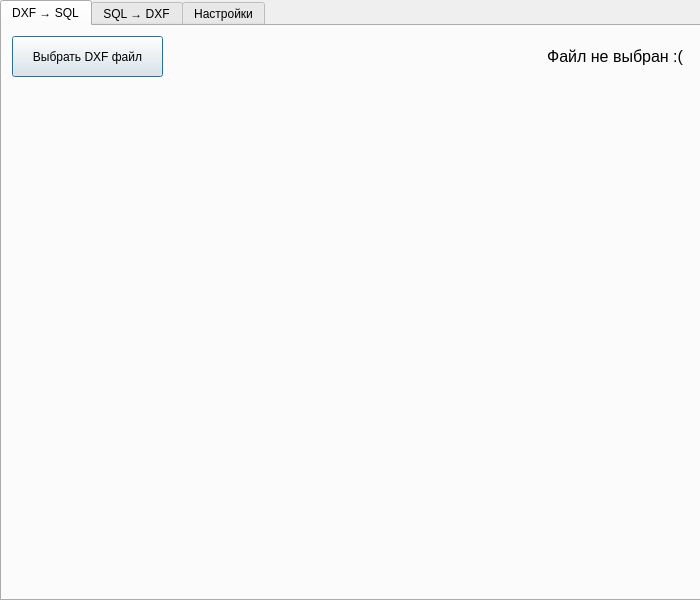
The window that Dxf_Pgsql_Converter_Dialog_Base.ui (Comanda-A/DXF-PostGIS-Converter) describes before a commit, drawn with Qt 5.
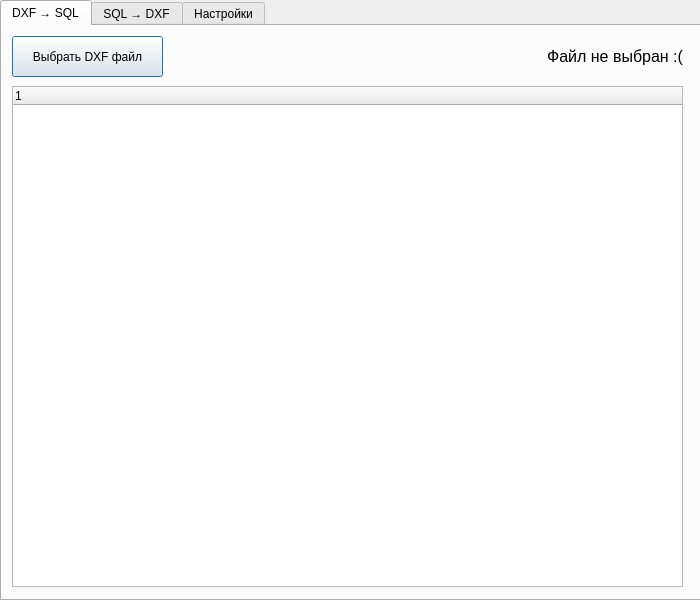
The same window after the commit.

Patch:
```diff
--- a/Dxf_Pgsql_Converter_Dialog_Base.ui
+++ b/Dxf_Pgsql_Converter_Dialog_Base.ui
@@ -69,6 +69,21 @@
       <set>Qt::AlignRight|Qt::AlignTrailing|Qt::AlignVCenter</set>
      </property>
     </widget>
+    <widget class="QTreeWidget" name="treeWidget">
+     <property name="geometry">
+      <rect>
+       <x>10</x>
+       <y>60</y>
+       <width>671</width>
+       <height>501</height>
+      </rect>
+     </property>
+     <column>
+      <property name="text">
+       <string notr="true">1</string>
+      </property>
+     </column>
+    </widget>
    </widget>
    <widget class="QWidget" name="tab_2">
     <attribute name="title">
```
